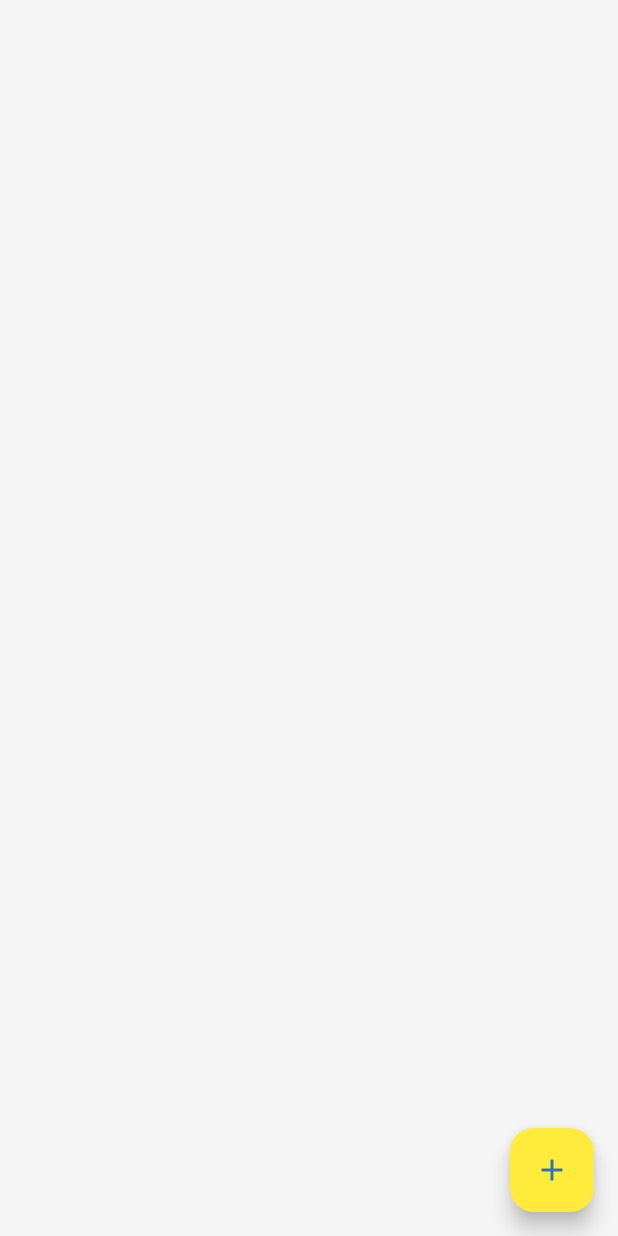
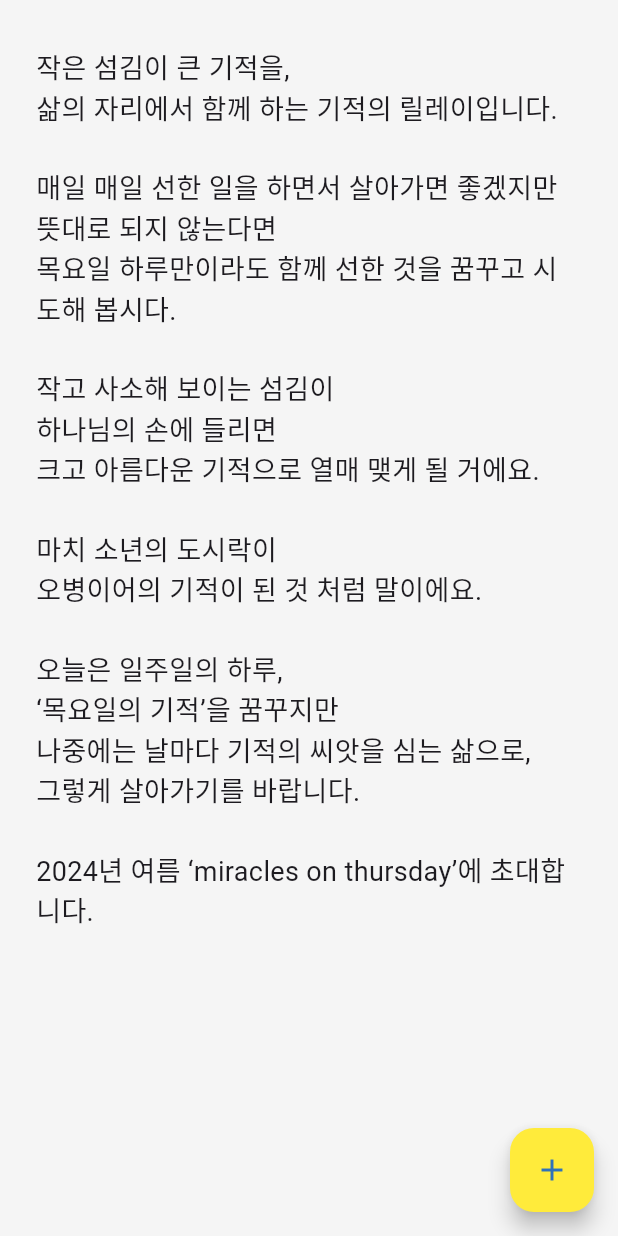
Before and after one commit to kiwi-choe/motd, a Flutter app: the MotdScreen screen opened directly, on a phone screen of 412 x 824 dp. Run offline on Flutter 3.47's test engine with Material 3 defaults, Android fonts, the phone set to English and light mode, and no system bars; our stand-ins replace cached_network_image, cloud_firestore, firebase_core, firebase_storage, image_picker, logger and 1 more; accounts and stored records are empty; generated files the repository leaves out were written again; Roboto replaces fonts that are missing (Pretendard); project files that could hold a hidden picture were left out.

Commit message:
motd feed size 0 case return text

```diff
--- a/lib/screens/motd_screen.dart
+++ b/lib/screens/motd_screen.dart
@@ -57,6 +57,26 @@ class _MotdScreenState extends State<MotdScreen> {
           }
 
           final data = snapshot.requireData;
+
+          if (data.size == 0) {
+            return Padding(
+              padding:
+                  const EdgeInsets.symmetric(vertical: 32.0, horizontal: 24.0),
+              child: Container(
+                alignment: Alignment.topCenter,
+                child: const Text(
+                  "작은 섬김이 큰 기적을,\n삶의 자리에서 함께 하는 기적의 릴레이입니다.\n\n"
+                  "매일 매일 선한 일을 하면서 살아가면 좋겠지만\n뜻대로 되지 않는다면\n목요일 하루만이라도 함께 선한 것을 꿈꾸고 시도해 봅시다.\n\n"
+                  "작고 사소해 보이는 섬김이\n하나님의 손에 들리면\n크고 아름다운 기적으로 열매 맺게 될 거에요.\n\n"
+                  "마치 소년의 도시락이\n오병이어의 기적이 된 것 처럼 말이에요.\n\n"
+                  "오늘은 일주일의 하루,\n‘목요일의 기적’을 꿈꾸지만\n나중에는 날마다 기적의 씨앗을 심는 삶으로,\n그렇게 살아가기를 바랍니다.\n\n"
+                  "2024년 여름 ‘miracles on thursday’에 초대합니다.\n\n",
+                  style: TextStyle(fontSize: 18),
+                ),
+              ),
+            );
+          }
+
           return Padding(
             padding: const EdgeInsets.all(16.0),
             child: GridView.builder(
```
